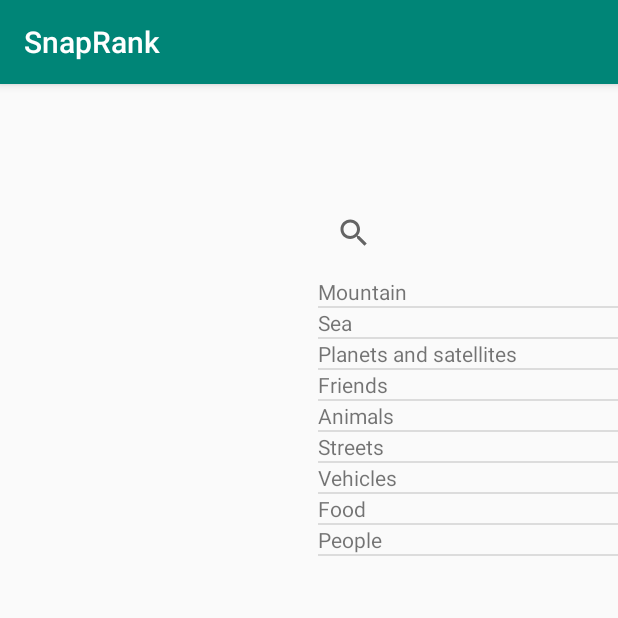
After one commit to Kyru/SnapRank, an Android app: the PopUpFilter screen opened directly, with no data from a screen before it, on a phone screen of 412 x 824 dp, the top half of it. The commit adds this screen. Run offline under Robolectric (Android 15) with nearby library versions, the phone set to English and light mode, and no system bars.

Commit message:
PopUp Filter started

```diff
--- a/app/src/main/AndroidManifest.xml
+++ b/app/src/main/AndroidManifest.xml
@@ -24,6 +24,7 @@
         <activity
             android:name=".LogrosActivity">
         </activity>
+        <activity android:name=".PopUpFilter"></activity>
     </application>
 
 </manifest>
--- /dev/null
+++ b/app/src/main/java/snaprank/example/labdadm/snaprank/FilterCategory.java
@@ -0,0 +1,18 @@
+package snaprank.example.labdadm.snaprank;
+
+public class FilterCategory {
+
+    private String category;
+
+    public FilterCategory(String category) {
+        this.category = category;
+    }
+
+    public String getCategory() {
+        return category;
+    }
+
+    public void setCategory(String category) {
+        this.category = category;
+    }
+}
--- /dev/null
+++ b/app/src/main/java/snaprank/example/labdadm/snaprank/FilterCategoryAdapter.java
@@ -0,0 +1,62 @@
+package snaprank.example.labdadm.snaprank;
+
+import android.app.Activity;
+import android.content.Context;
+import android.view.LayoutInflater;
+import android.view.View;
+import android.view.ViewGroup;
+import android.widget.ArrayAdapter;
+import android.widget.ImageView;
+import android.widget.TextView;
+
+import java.util.List;
+
+public class FilterCategoryAdapter extends ArrayAdapter {
+
+    private int layout;
+
+    public FilterCategoryAdapter(Context context, int layout, List<FilterCategory> filterCategoryList){
+        super(context, layout, filterCategoryList);
+        this.layout = layout;
+
+    }
+
+    static class ViewHolder {
+
+        private TextView category;
+
+        public ViewHolder(TextView category) {
+            this.category = category;
+        }
+
+        public TextView getCategory() {
+            return category;
+        }
+
+        public void setCategory(TextView category) {
+            this.category = category;
+        }
+    }
+
+
+    @Override
+    public View getView(int position, View view, ViewGroup parent){
+
+        if(view == null){
+            LayoutInflater layoutInflater = ((Activity) getContext()).getLayoutInflater();
+            view = (layoutInflater.inflate(this.layout, null));
+
+            FilterCategoryAdapter.ViewHolder viewHolder = new FilterCategoryAdapter.ViewHolder((TextView) view.findViewById(R.id.tv_filter_category));
+
+            view.setTag(viewHolder);
+        }
+
+        FilterCategoryAdapter.ViewHolder resViewHolder = (FilterCategoryAdapter.ViewHolder) view.getTag();
+        TextView tv_categoria = resViewHolder.getCategory();
+
+        FilterCategory filterCategory = (FilterCategory) getItem(position);
+        tv_categoria.setText(filterCategory.getCategory());
+
+        return view;
+    }
+}
--- a/app/src/main/java/snaprank/example/labdadm/snaprank/HomeFeedFragment.java
+++ b/app/src/main/java/snaprank/example/labdadm/snaprank/HomeFeedFragment.java
@@ -37,7 +37,8 @@ public class HomeFeedFragment extends Fragment {
         ib_filter.setOnClickListener(new View.OnClickListener() {
             @Override
             public void onClick(View v) {
-                showPopUpMenuFilter(v, ib_filter);
+                //showPopUpMenuFilter(v, ib_filter);
+                showPopUpFilter(v);
             }
         });
 
@@ -50,6 +51,7 @@ public class HomeFeedFragment extends Fragment {
         startActivity(intent);
     }
 
+    // Metodo hecho cuando funcionaba con el popupmenu, ahora trabajará con un popup window custom
     public void showPopUpMenuFilter(View view, ImageButton filter){
         PopupMenu popupMenu = new PopupMenu(getActivity(), filter);
         popupMenu.getMenuInflater().inflate(R.menu.category_filter_menu, popupMenu.getMenu());
@@ -63,4 +65,9 @@ public class HomeFeedFragment extends Fragment {
 
         popupMenu.show();
     }
+
+    public void showPopUpFilter(View view){
+        Intent popUpFilter = new Intent(getActivity(), PopUpFilter.class);
+        startActivity(popUpFilter);
+    }
 }
--- /dev/null
+++ b/app/src/main/java/snaprank/example/labdadm/snaprank/PopUpFilter.java
@@ -0,0 +1,44 @@
+package snaprank.example.labdadm.snaprank;
+
+import android.os.Bundle;
+import android.support.v7.app.AppCompatActivity;
+import android.util.DisplayMetrics;
+import android.widget.Filter;
+import android.widget.ListView;
+
+import java.util.ArrayList;
+import java.util.List;
+
+public class PopUpFilter extends AppCompatActivity {
+
+    private ListView lv_filterCategory;
+    private FilterCategoryAdapter filterCategoryAdapter;
+    private List<FilterCategory> filterCategoryList;
+
+    @Override
+    public void onCreate(Bundle saveInstanceState) {
+        super.onCreate(saveInstanceState);
+        setContentView(R.layout.popup_filter);
+
+
+
+        initCategoryList();
+
+        filterCategoryAdapter = new FilterCategoryAdapter(this, R.layout.popup_filter_item, filterCategoryList);
+        lv_filterCategory = findViewById(R.id.filter_category_list);
+        lv_filterCategory.setAdapter(filterCategoryAdapter);
+    }
+
+    public void initCategoryList(){
+        filterCategoryList = new ArrayList<>();
+        filterCategoryList.add(new FilterCategory("Mountain"));
+        filterCategoryList.add(new FilterCategory("Sea"));
+        filterCategoryList.add(new FilterCategory("Planets and satellites"));
+        filterCategoryList.add(new FilterCategory("Friends"));
+        filterCategoryList.add(new FilterCategory("Animals"));
+        filterCategoryList.add(new FilterCategory("Streets"));
+        filterCategoryList.add(new FilterCategory("Vehicles"));
+        filterCategoryList.add(new FilterCategory("Food"));
+        filterCategoryList.add(new FilterCategory("People"));
+    }
+}
--- /dev/null
+++ b/app/src/main/res/layout/popup_filter.xml
@@ -0,0 +1,24 @@
+<?xml version="1.0" encoding="utf-8"?>
+<LinearLayout xmlns:android="http://schemas.android.com/apk/res/android"
+    android:orientation="vertical"
+    android:layout_width="200dp"
+    android:layout_height="400dp"
+    android:layout_gravity="right"
+    android:layout_marginTop="75dp"
+    android:background="@android:color/transparent">
+
+
+    <android.support.v7.widget.SearchView
+        android:layout_width="match_parent"
+        android:layout_height="wrap_content"
+        android:layout_marginBottom="5dp">
+
+    </android.support.v7.widget.SearchView>
+
+    <ListView
+        android:id="@+id/filter_category_list"
+        android:layout_width="match_parent"
+        android:layout_height="match_parent"></ListView>
+
+
+</LinearLayout>
--- /dev/null
+++ b/app/src/main/res/layout/popup_filter_item.xml
@@ -0,0 +1,12 @@
+<?xml version="1.0" encoding="utf-8"?>
+<LinearLayout xmlns:android="http://schemas.android.com/apk/res/android"
+    android:orientation="vertical" android:layout_width="match_parent"
+    android:layout_height="match_parent">
+
+    <TextView
+        android:id="@+id/tv_filter_category"
+        android:layout_width="match_parent"
+        android:layout_height="wrap_content"
+        android:text="Categoria"/>
+
+</LinearLayout>
```
